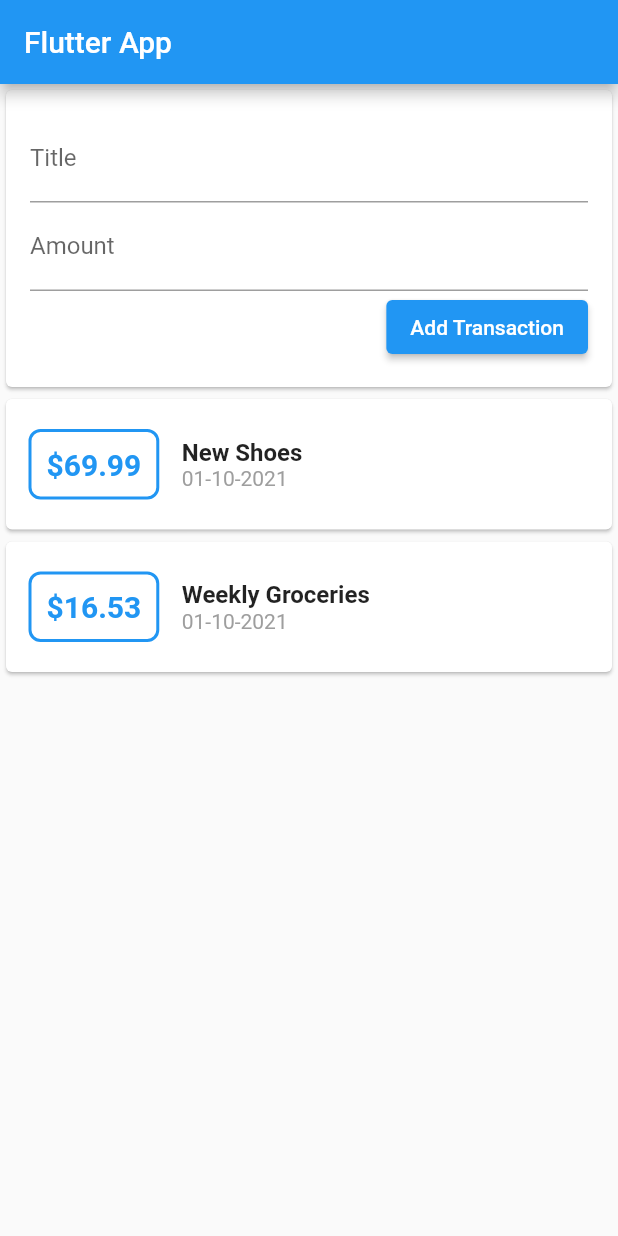
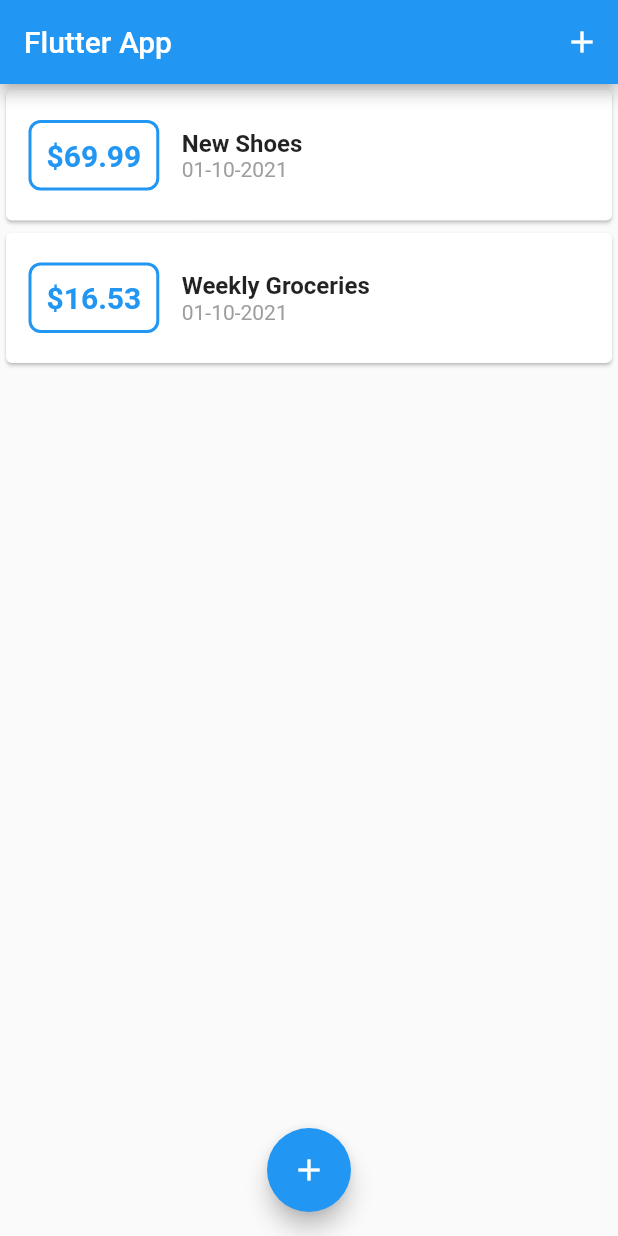
Before and after one commit to huseyintemel/flutterexamples, a Flutter app: the screen it shows after launch, on a phone screen of 412 x 824 dp. Run offline on Flutter 3.47's test engine with Material 2 defaults, Android fonts, the phone set to English and light mode, and no system bars.

Commit message:
Created add buttons and bottomModel
When user click add button opens bottom modal for adding transaction

```diff
--- a/lib/main.dart
+++ b/lib/main.dart
@@ -63,7 +63,9 @@ class MyAppState extends State<MyApp> {
 */
 
 import 'package:flutter/material.dart';
-import './widgets/user_transactions.dart';
+import './widgets/new_transaction.dart';
+import './models/transaction.dart';
+import './widgets/transaction_list.dart';
 
 void main() {
   runApp(MyApp());
@@ -79,20 +81,70 @@ class MyApp extends StatelessWidget {
   }
 }
 
-class MyHomePage extends StatelessWidget {
+class MyHomePage extends StatefulWidget {
+  @override
+  State<MyHomePage> createState() => MyHomePageState();
+}
+
+class MyHomePageState extends State<MyHomePage> {
+
+  final List<Transaction> userTransactions = [
+    Transaction(
+      id: 't1',
+      title: 'New Shoes',
+      amount: 69.99,
+      date: DateTime.now(),
+    ),
+    Transaction(
+      id: 't2',
+      title: 'Weekly Groceries',
+      amount: 16.53,
+      date: DateTime.now(),
+    ),
+  ];
+
+  void addTransaction(String title,double amount){
+    final newTransaction = Transaction(
+      title: title,
+      amount: amount,
+      date: DateTime.now(),
+      id: DateTime.now().toString()
+    );
+
+    setState(() {
+      userTransactions.add(newTransaction);
+    });
+  }
+
+  void showAddNewTransaction(BuildContext context){
+    showModalBottomSheet(context: context, builder: (builder){
+      return GestureDetector(
+        onTap: () {},
+        child: NewTransaction(addTransaction),
+        behavior: HitTestBehavior.opaque,
+      );
+    }
+    );
+  }
+
   @override
   Widget build(BuildContext context) {
     return Scaffold(
       appBar: AppBar(
         title: const Text('Flutter App'),
+        actions: <Widget>[
+          IconButton(icon: Icon(Icons.add),onPressed:()=>showAddNewTransaction(context),)
+        ],
       ),
       body: SingleChildScrollView(
         child: Column(
           children: <Widget>[
-            UserTransactions(),
+            TransactionList(userTransactions),
           ],
         ),
       ),
+      floatingActionButton: FloatingActionButton(child: Icon(Icons.add),onPressed:()=>showAddNewTransaction(context),),
+      floatingActionButtonLocation: FloatingActionButtonLocation.centerFloat,
     );
   }
 }
--- a/lib/widgets/user_transactions.dart
+++ /dev/null
@@ -1,51 +0,0 @@
-import 'package:flutter/material.dart';
-
-import './new_transaction.dart';
-import './transaction_list.dart';
-import '../models/transaction.dart';
-
-class UserTransactions extends StatefulWidget {
-
-  @override
-  _UserTransactionsState createState() => _UserTransactionsState();
-}
-
-class _UserTransactionsState extends State<UserTransactions> {
-  final List<Transaction> userTransactions = [
-    Transaction(
-      id: 't1',
-      title: 'New Shoes',
-      amount: 69.99,
-      date: DateTime.now(),
-    ),
-    Transaction(
-      id: 't2',
-      title: 'Weekly Groceries',
-      amount: 16.53,
-      date: DateTime.now(),
-    ),
-  ];
-
-  void addTransaction(String title,double amount){
-    final newTransaction = Transaction(
-      title: title,
-      amount: amount,
-      date: DateTime.now(),
-      id: DateTime.now().toString()
-    );
-
-    setState(() {
-      userTransactions.add(newTransaction);
-    });
-  }
-
-  @override
-  Widget build(BuildContext context) {
-    return Column(
-      children: <Widget>[
-        NewTransaction(addTransaction),
-        TransactionList(userTransactions),
-      ],
-    );
-  }
-}
```
Also changed, not shown: lib/widgets/new_transaction.dart (+12 -4 lines).
